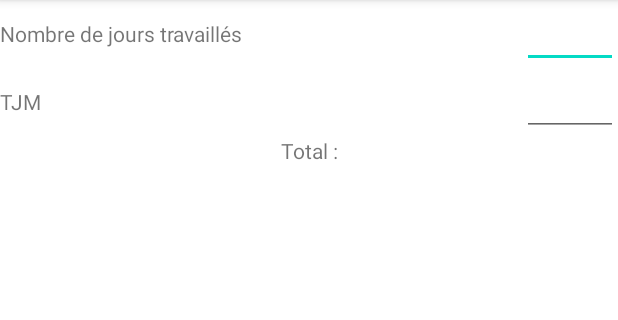
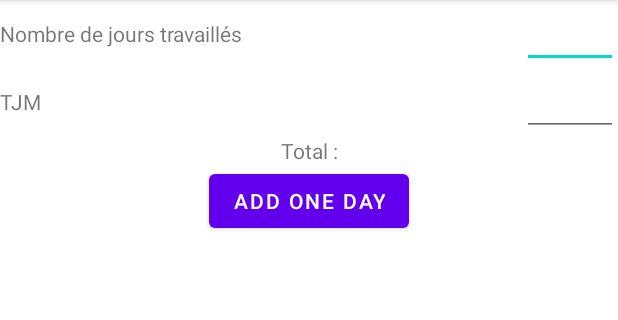
Before and after one commit to francoisbiar/facturefacile, an Android app: the screen it shows after launch (MainActivity), on a phone screen of 412 x 824 dp, the part 84-404 px from its top. Run offline under Robolectric (Android 15) with nearby library versions, the phone set to English and light mode, and no system bars.

```diff
--- a/app/src/main/java/com/francoisbari/facturefacile/ui/main/MainFragment.kt
+++ b/app/src/main/java/com/francoisbari/facturefacile/ui/main/MainFragment.kt
@@ -5,6 +5,7 @@ import android.text.TextWatcher
 import android.view.LayoutInflater
 import android.view.View
 import android.view.ViewGroup
+import android.widget.Button
 import android.widget.EditText
 import android.widget.TextView
 import androidx.fragment.app.Fragment
@@ -36,6 +37,7 @@ class MainFragment : Fragment() {
         val nbOfDaysEditText = view.findViewById<EditText>(R.id.nbOfDaysEditText)
         val tjmEditText = view.findViewById<EditText>(R.id.tjmEditText)
         val totalTextView = view.findViewById<TextView>(R.id.totalTextView)
+        val addDayButton = view.findViewById<Button>(R.id.addOneDayButton)
 
         nbOfDaysEditText.addTextChangedListener(object : TextWatcher {
             override fun beforeTextChanged(s: CharSequence?, start: Int, count: Int, after: Int) {
@@ -43,11 +45,10 @@ class MainFragment : Fragment() {
             }
 
             override fun onTextChanged(s: CharSequence?, start: Int, before: Int, count: Int) {
-                viewModel.setNumberOfDays(s.toString().toIntOrNull() ?: 0)
             }
 
             override fun afterTextChanged(s: android.text.Editable?) {
-                // Nothing to do here
+                viewModel.setNumberOfDays(s.toString().toIntOrNull() ?: 0)
             }
         })
 
@@ -65,8 +66,16 @@ class MainFragment : Fragment() {
             }
         })
 
+        addDayButton.setOnClickListener {
+            viewModel.addOneDayClicked()
+        }
+
         viewModel.total.observe(viewLifecycleOwner) { total ->
             totalTextView.text = total.toString()
         }
+
+        viewModel.nbOfDays.observe(viewLifecycleOwner) { nbOfDays ->
+            nbOfDaysEditText.setText(nbOfDays.toString())
+        }
     }
 }
--- a/app/src/main/res/layout/fragment_main.xml
+++ b/app/src/main/res/layout/fragment_main.xml
@@ -71,4 +71,13 @@
         app:layout_constraintStart_toStartOf="parent"
         app:layout_constraintTop_toBottomOf="@id/linearLayoutTjm" />
 
+    <Button
+        android:id="@+id/addOneDayButton"
+        android:layout_width="wrap_content"
+        android:layout_height="wrap_content"
+        android:text="@string/addOneDayButtonText"
+        app:layout_constraintStart_toStartOf="parent"
+        app:layout_constraintEnd_toEndOf="parent"
+        app:layout_constraintTop_toBottomOf="@id/totalTextView"/>
+
 </androidx.constraintlayout.widget.ConstraintLayout>
--- a/app/src/main/res/values/strings.xml
+++ b/app/src/main/res/values/strings.xml
@@ -3,4 +3,5 @@
     <string name="nbOfDaysWorkedTitle">Nombre de jours travaillés</string>
     <string name="tjmTitle">TJM</string>
     <string name="totalTitle">Total :</string>
+    <string name="addOneDayButtonText">Add one day</string>
 </resources>
```
Also changed, not shown: app/src/main/java/com/francoisbari/facturefacile/ui/main/MainViewModel.kt (+7 -1 lines).
